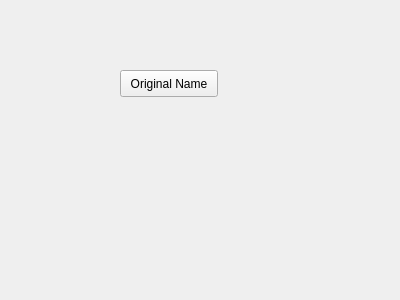
spencelab/rqt_ros1_example, file resource/rqt_ros1_example.ui: the form before one commit.
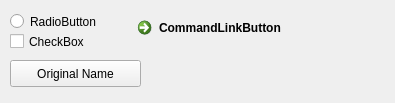
The form after the commit.

Commit message: futzed with the .ui in qtcreator, fun

```diff
--- a/resource/rqt_ros1_example.ui
+++ b/resource/rqt_ros1_example.ui
@@ -6,8 +6,8 @@
    <rect>
     <x>0</x>
     <y>0</y>
-    <width>400</width>
-    <height>300</height>
+    <width>395</width>
+    <height>103</height>
    </rect>
   </property>
   <property name="windowTitle">
@@ -16,9 +16,9 @@
   <widget class="QPushButton" name="Test">
    <property name="geometry">
     <rect>
-     <x>120</x>
-     <y>70</y>
-     <width>98</width>
+     <x>10</x>
+     <y>60</y>
+     <width>131</width>
      <height>27</height>
     </rect>
    </property>
@@ -26,6 +26,45 @@
     <string>Original Name</string>
    </property>
   </widget>
+  <widget class="QRadioButton" name="radioButton">
+   <property name="geometry">
+    <rect>
+     <x>10</x>
+     <y>10</y>
+     <width>112</width>
+     <height>23</height>
+    </rect>
+   </property>
+   <property name="text">
+    <string>RadioButton</string>
+   </property>
+  </widget>
+  <widget class="QCheckBox" name="checkBox">
+   <property name="geometry">
+    <rect>
+     <x>10</x>
+     <y>30</y>
+     <width>92</width>
+     <height>23</height>
+    </rect>
+   </property>
+   <property name="text">
+    <string>CheckBox</string>
+   </property>
+  </widget>
+  <widget class="QCommandLinkButton" name="commandLinkButton">
+   <property name="geometry">
+    <rect>
+     <x>130</x>
+     <y>10</y>
+     <width>177</width>
+     <height>41</height>
+    </rect>
+   </property>
+   <property name="text">
+    <string>CommandLinkButton</string>
+   </property>
+  </widget>
  </widget>
  <resources/>
  <connections/>
```
